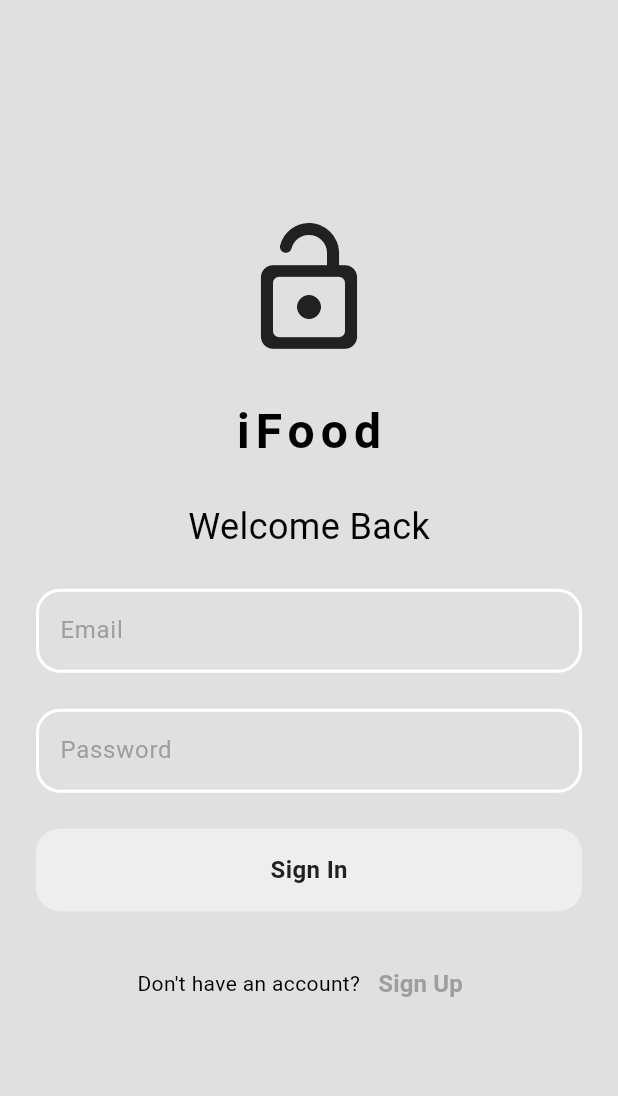
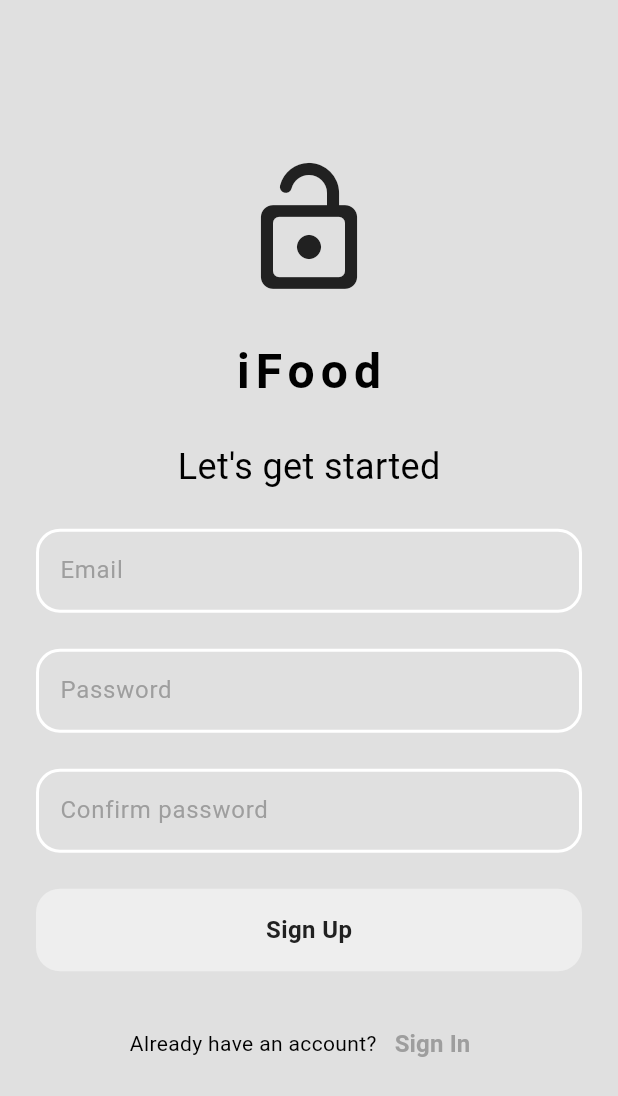
Before and after one commit to MrMDrX/iFood, a Flutter app: the screen it shows after launch, after a tap on "Sign Up", on a phone screen of 412 x 824 dp. Shown: the top 1096 px of the screen. Run offline on Flutter 3.47's test engine with Material 3 defaults, Android fonts, the phone set to English and light mode, and no system bars.

Commit message:
Added register screen 💄

```diff
--- /dev/null
+++ b/lib/auth/login_or_register.dart
@@ -0,0 +1,27 @@
+import 'package:flutter/material.dart';
+import 'package:ifood/screens/login_screen.dart';
+import 'package:ifood/screens/register_screen.dart';
+
+class LoginOrRegister extends StatefulWidget {
+  const LoginOrRegister({super.key});
+
+  @override
+  State<LoginOrRegister> createState() => _LoginOrRegisterState();
+}
+
+class _LoginOrRegisterState extends State<LoginOrRegister> {
+  bool showLogin = true;
+
+  void toggleView() {
+    setState(() {
+      showLogin = !showLogin;
+    });
+  }
+
+  @override
+  Widget build(BuildContext context) {
+    return showLogin
+        ? LoginScreen(onPressed: toggleView)
+        : RegisterScreen(onPressed: toggleView);
+  }
+}
--- a/lib/main.dart
+++ b/lib/main.dart
@@ -1,5 +1,5 @@
 import 'package:flutter/material.dart';
-import 'package:ifood/screens/login_screen.dart';
+import 'package:ifood/auth/login_or_register.dart';
 import 'package:ifood/theme/theme_provider.dart';
 import 'package:provider/provider.dart';
 
@@ -20,9 +20,7 @@ class MyApp extends StatelessWidget {
     return MaterialApp(
       title: 'iFood',
       debugShowCheckedModeBanner: false,
-      home: LoginScreen(
-        onPressed: () {},
-      ),
+      home: const LoginOrRegister(),
       theme: Provider.of<ThemeProvider>(context).themeData,
     );
   }
--- /dev/null
+++ b/lib/screens/register_screen.dart
@@ -0,0 +1,84 @@
+import 'package:flutter/material.dart';
+import 'package:ifood/widgets/app_button.dart';
+import 'package:ifood/widgets/app_textfield.dart';
+
+class RegisterScreen extends StatefulWidget {
+  final void Function()? onPressed;
+
+  const RegisterScreen({super.key, required this.onPressed});
+
+  @override
+  State<RegisterScreen> createState() => _RegisterScreenState();
+}
+
+class _RegisterScreenState extends State<RegisterScreen> {
+  final TextEditingController emailController = TextEditingController();
+
+  final TextEditingController passwordController = TextEditingController();
+
+  final TextEditingController confirmPasswordController =
+      TextEditingController();
+
+  @override
+  Widget build(BuildContext context) {
+    return Scaffold(
+      backgroundColor: Theme.of(context).colorScheme.surface,
+      body: Column(
+        mainAxisAlignment: MainAxisAlignment.center,
+        children: [
+          Icon(
+            Icons.lock_open_rounded,
+            size: 96,
+            color: Theme.of(context).colorScheme.inversePrimary,
+          ),
+          const SizedBox(height: 24),
+          const Text(
+            'iFood',
+            style: TextStyle(
+              fontSize: 32,
+              fontWeight: FontWeight.w700,
+              letterSpacing: 4,
+            ),
+          ),
+          const SizedBox(height: 24),
+          const Text(
+            'Let\'s get started',
+            style: TextStyle(
+              fontSize: 24,
+              fontWeight: FontWeight.w400,
+            ),
+          ),
+          const SizedBox(height: 24),
+          AppTextField(
+              hintText: "Email",
+              controller: emailController,
+              obscureText: false),
+          const SizedBox(height: 24),
+          AppTextField(
+              hintText: "Password",
+              controller: passwordController,
+              obscureText: true),
+          const SizedBox(height: 24),
+          AppTextField(
+              hintText: "Confirm password",
+              controller: confirmPasswordController,
+              obscureText: true),
+          const SizedBox(height: 24),
+          AppButton(text: "Sign Up", onTap: () {}),
+          const SizedBox(height: 24),
+          Row(
+            mainAxisAlignment: MainAxisAlignment.center,
+            children: [
+              const Text("Already have an account?"),
+              TextButton(
+                  onPressed: widget.onPressed,
+                  child: const Text("Sign In",
+                      style:
+                          TextStyle(fontWeight: FontWeight.bold, fontSize: 16)))
+            ],
+          )
+        ],
+      ),
+    );
+  }
+}
```
